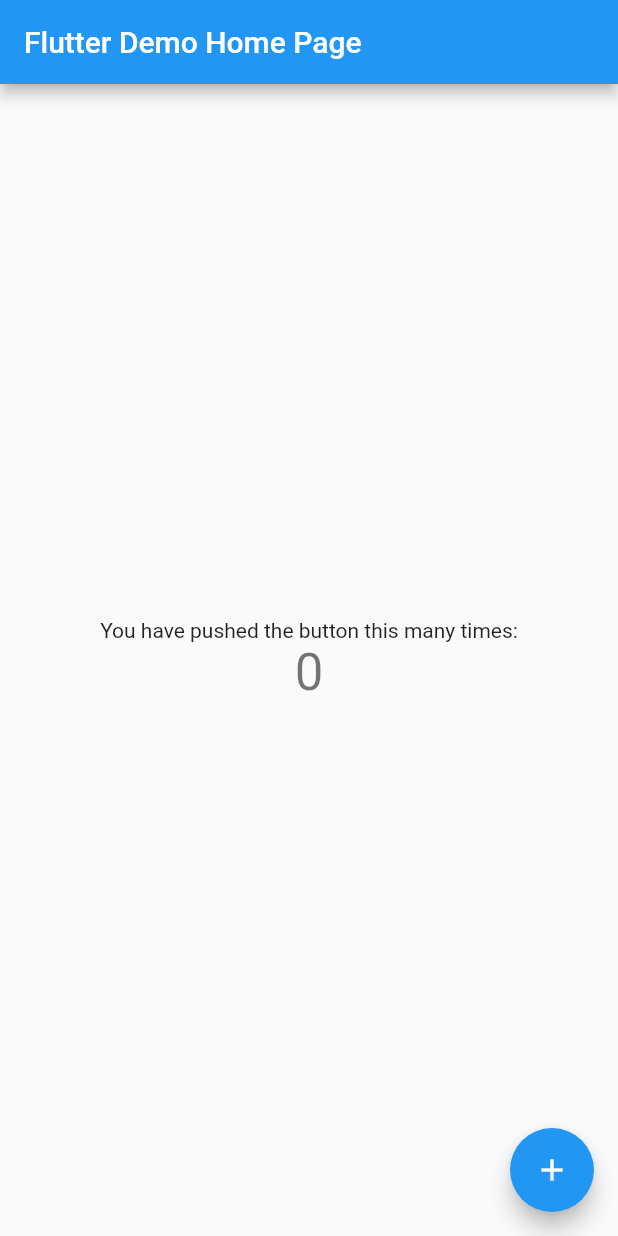
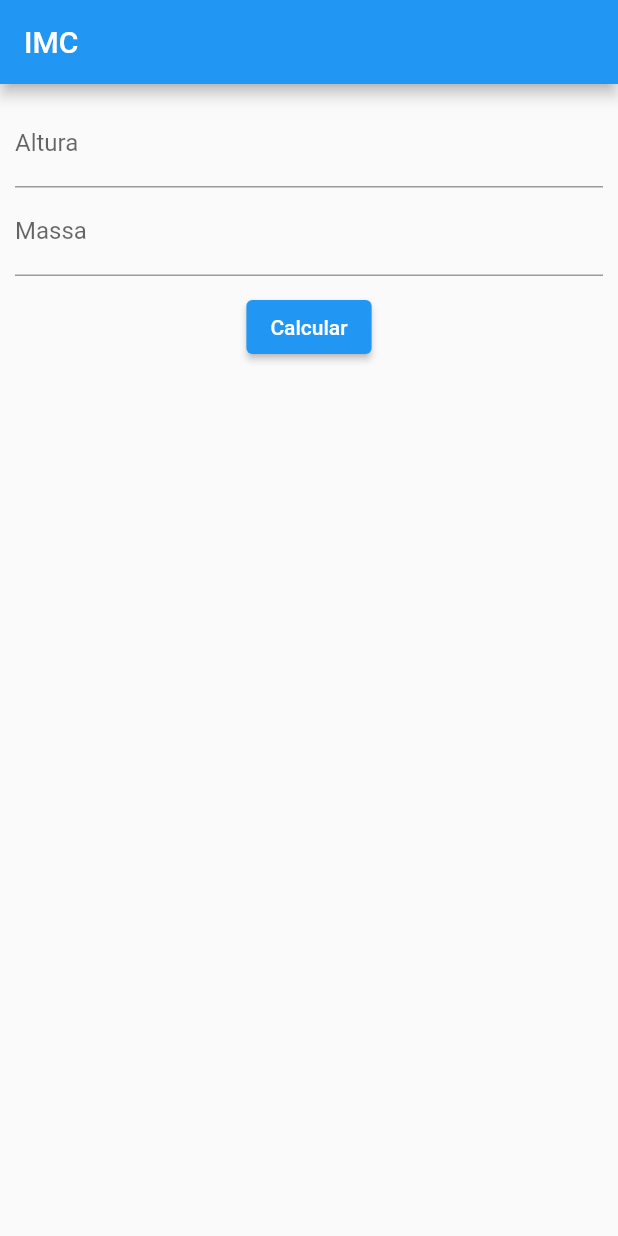
Before and after one commit to Eronrhcp/calculo-de-imc-MVVM, a Flutter app: the screen it shows after launch, on a phone screen of 412 x 824 dp. Run offline on Flutter 3.47's test engine with Material 2 defaults, Android fonts, the phone set to English and light mode, and no system bars.

Commit message:
add model

```diff
--- /dev/null
+++ b/lib/app_widget.dart
@@ -0,0 +1,17 @@
+import 'package:flutter/material.dart';
+import 'home_page.dart';
+
+class MyApp extends StatelessWidget {
+  const MyApp({Key? key}) : super(key: key);
+  @override
+
+  Widget build(BuildContext context) {
+    return MaterialApp(
+      title: 'Cálculo de IMC',
+      theme: ThemeData(
+        primarySwatch: Colors.blue,
+      ),
+      home: const MyHomePage(title: 'IMC'),
+    );
+  }
+}
--- /dev/null
+++ b/lib/homeController.dart
@@ -0,0 +1,25 @@
+import 'package:flutter/material.dart';
+import 'person_model.dart';
+
+class HomeController extends ChangeNotifier{
+  ///Colocamos as Ações, intermedia a view e o model
+  double _altura = 0;
+  double _massa = 0;
+  String result = '';
+
+  void setAltura(String value) => _altura = double.tryParse(value) ?? 0;
+  void setMassa(String value) => _massa = double.tryParse(value) ?? 0;
+
+  void callateIMC(){
+    final imcResult = PersonModel(altura: _altura, massa: _massa).getIMC();
+    final imcArredondado = imcResult.toStringAsFixed(2);
+    if(imcResult < 18.5){
+      result = 'Abaixo do Peso! Seu IMC é ${imcArredondado}';
+    }if(imcResult < 25){
+      result = 'Peso normal! Seu IMC é ${imcArredondado}';
+    }else{
+      result = 'Sobrepeso! Seu IMC é ${imcArredondado}';
+    };
+    notifyListeners();
+  }
+}
--- /dev/null
+++ b/lib/home_page.dart
@@ -0,0 +1,61 @@
+import 'package:flutter/material.dart';
+import 'dart:math' as math;
+
+import 'homeController.dart';
+
+class MyHomePage extends StatefulWidget {
+  const MyHomePage({Key? key, required this.title}) : super(key: key);
+  final String title;
+
+  @override
+  State<MyHomePage> createState() => _MyHomePageState();
+}
+
+class _MyHomePageState extends State<MyHomePage> {
+  final controller = HomeController(); ///faz o gerenciamento de estado
+
+  @override
+  Widget build(BuildContext context) {
+    return Scaffold(
+      appBar: AppBar(
+        title: Text(widget.title),
+      ),
+      body: Padding(
+        padding: const EdgeInsets.all(10.0),
+        child: Column(
+          children: [
+            TextFormField(
+              keyboardType: TextInputType.number,
+              decoration: InputDecoration(
+                label: Text('Altura'),
+              ),
+              onChanged: (value) => controller.setAltura,
+            ),
+            TextFormField(
+              keyboardType: TextInputType.number,
+              decoration: InputDecoration(
+                label: Text('Massa'),
+              ),
+              onChanged: (value) => controller.setMassa,
+            ),
+            SizedBox(
+              height: 10,
+            ),
+            ElevatedButton(
+              onPressed: controller.callateIMC,
+              child: const Text('Calcular'),
+            ),
+            SizedBox(
+              height: 10,
+            ),
+            AnimatedBuilder(
+                animation: controller,
+                builder: (context, child){
+                  return Text(controller.result);
+                }),
+          ],
+        ),
+      ), // This trailing comma makes auto-formatting nicer for build methods.
+    );
+  }
+}
--- a/lib/main.dart
+++ b/lib/main.dart
@@ -1,115 +1,6 @@
 import 'package:flutter/material.dart';
+import 'app_widget.dart';
 
 void main() {
   runApp(const MyApp());
 }
-
-class MyApp extends StatelessWidget {
-  const MyApp({Key? key}) : super(key: key);
-
-  // This widget is the root of your application.
-  @override
-  Widget build(BuildContext context) {
-    return MaterialApp(
-      title: 'Flutter Demo',
-      theme: ThemeData(
-        // This is the theme of your application.
-        //
-        // Try running your application with "flutter run". You'll see the
-        // application has a blue toolbar. Then, without quitting the app, try
-        // changing the primarySwatch below to Colors.green and then invoke
-        // "hot reload" (press "r" in the console where you ran "flutter run",
-        // or simply save your changes to "hot reload" in a Flutter IDE).
-        // Notice that the counter didn't reset back to zero; the application
-        // is not restarted.
-        primarySwatch: Colors.blue,
-      ),
-      home: const MyHomePage(title: 'Flutter Demo Home Page'),
-    );
-  }
-}
-
-class MyHomePage extends StatefulWidget {
-  const MyHomePage({Key? key, required this.title}) : super(key: key);
-
-  // This widget is the home page of your application. It is stateful, meaning
-  // that it has a State object (defined below) that contains fields that affect
-  // how it looks.
-
-  // This class is the configuration for the state. It holds the values (in this
-  // case the title) provided by the parent (in this case the App widget) and
-  // used by the build method of the State. Fields in a Widget subclass are
-  // always marked "final".
-
-  final String title;
-
-  @override
-  State<MyHomePage> createState() => _MyHomePageState();
-}
-
-class _MyHomePageState extends State<MyHomePage> {
-  int _counter = 0;
-
-  void _incrementCounter() {
-    setState(() {
-      // This call to setState tells the Flutter framework that something has
-      // changed in this State, which causes it to rerun the build method below
-      // so that the display can reflect the updated values. If we changed
-      // _counter without calling setState(), then the build method would not be
-      // called again, and so nothing would appear to happen.
-      _counter++;
-    });
-  }
-
-  @override
-  Widget build(BuildContext context) {
-    // This method is rerun every time setState is called, for instance as done
-    // by the _incrementCounter method above.
-    //
-    // The Flutter framework has been optimized to make rerunning build methods
-    // fast, so that you can just rebuild anything that needs updating rather
-    // than having to individually change instances of widgets.
-    return Scaffold(
-      appBar: AppBar(
-        // Here we take the value from the MyHomePage object that was created by
-        // the App.build method, and use it to set our appbar title.
-        title: Text(widget.title),
-      ),
-      body: Center(
-        // Center is a layout widget. It takes a single child and positions it
-        // in the middle of the parent.
-        child: Column(
-          // Column is also a layout widget. It takes a list of children and
-          // arranges them vertically. By default, it sizes itself to fit its
-          // children horizontally, and tries to be as tall as its parent.
-          //
-          // Invoke "debug painting" (press "p" in the console, choose the
-          // "Toggle Debug Paint" action from the Flutter Inspector in Android
-          // Studio, or the "Toggle Debug Paint" command in Visual Studio Code)
-          // to see the wireframe for each widget.
-          //
-          // Column has various properties to control how it sizes itself and
-          // how it positions its children. Here we use mainAxisAlignment to
-          // center the children vertically; the main axis here is the vertical
-          // axis because Columns are vertical (the cross axis would be
-          // horizontal).
-          mainAxisAlignment: MainAxisAlignment.center,
-          children: <Widget>[
-            const Text(
-              'You have pushed the button this many times:',
-            ),
-            Text(
-              '$_counter',
-              style: Theme.of(context).textTheme.headline4,
-            ),
-          ],
-        ),
-      ),
-      floatingActionButton: FloatingActionButton(
-        onPressed: _incrementCounter,
-        tooltip: 'Increment',
-        child: const Icon(Icons.add),
-      ), // This trailing comma makes auto-formatting nicer for build methods.
-    );
-  }
-}
--- /dev/null
+++ b/lib/person_model.dart
@@ -0,0 +1,13 @@
+import 'dart:math' as math;
+///regras de negócio
+
+class PersonModel{
+  final double altura;
+  final double massa;
+
+  PersonModel({required this.altura, required this.massa});
+
+  getIMC(){
+    return massa / math.pow(altura, 2);
+  }
+}
```
